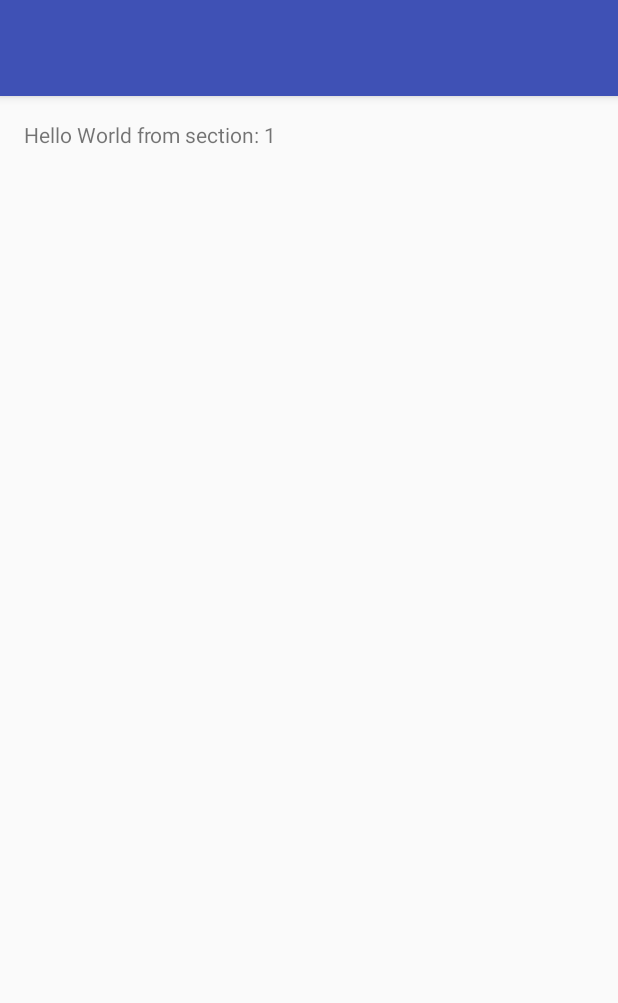
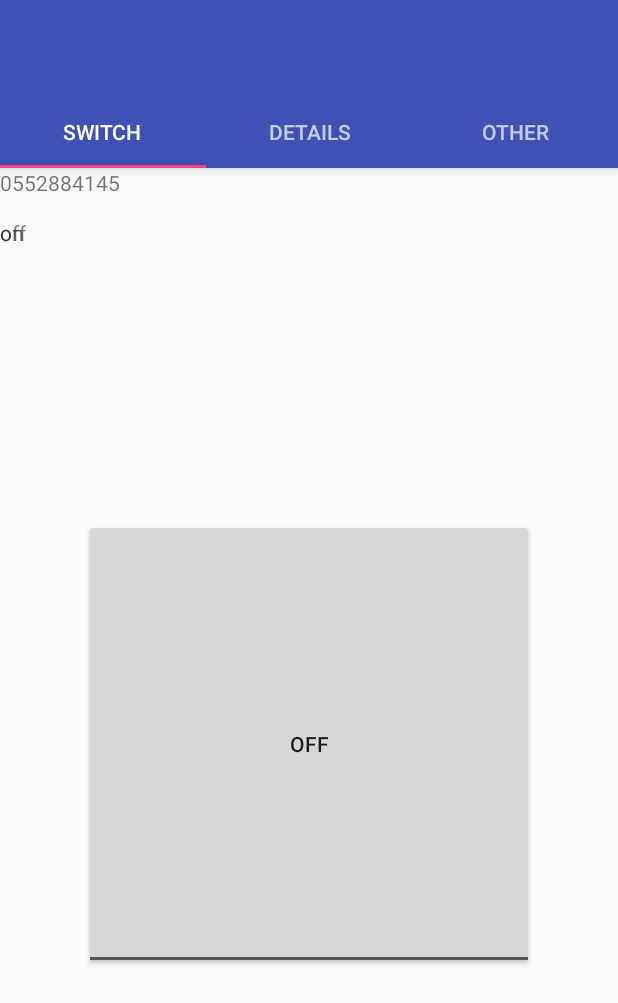
Before and after one commit to amoslarbi/PowerTR, an Android app: the Play screen opened directly, with no data from a screen before it, on a phone screen of 412 x 824 dp. Shown: the top 1003 px of the screen. Run offline under Robolectric (Android 15) with nearby library versions, the phone set to English and light mode, and no system bars.

Commit message:
this is 1.0.2

```diff
--- a/app/src/main/java/teamragnar/power/Home.java
+++ b/app/src/main/java/teamragnar/power/Home.java
@@ -168,7 +168,7 @@ public class Home extends AppCompatActivity
 
                 String food = String.valueOf(parent.getItemAtPosition(position));
                 Toast.makeText(getApplicationContext(), food, Toast.LENGTH_SHORT).show();
-                Intent StartIntent = new Intent(getApplicationContext(), Main2Activity.class);
+                Intent StartIntent = new Intent(getApplicationContext(), Play.class);
                 startActivity(StartIntent);
 
             }
--- a/app/src/main/java/teamragnar/power/Main2Activity.java
+++ b/app/src/main/java/teamragnar/power/Play.java
@@ -1,5 +1,6 @@
 package teamragnar.power;
 
+import android.support.design.widget.TabLayout;
 import android.support.design.widget.FloatingActionButton;
 import android.support.design.widget.Snackbar;
 import android.support.v7.app.AppCompatActivity;
@@ -18,7 +19,7 @@ import android.view.ViewGroup;
 
 import android.widget.TextView;
 
-public class Main2Activity extends AppCompatActivity {
+public class Play extends AppCompatActivity {
 
     /**
      * The {@link android.support.v4.view.PagerAdapter} that will provide
@@ -38,7 +39,7 @@ public class Main2Activity extends AppCompatActivity {
     @Override
     protected void onCreate(Bundle savedInstanceState) {
         super.onCreate(savedInstanceState);
-        setContentView(R.layout.activity_main2);
+        setContentView(R.layout.activity_play);
 
         Toolbar toolbar = (Toolbar) findViewById(R.id.toolbar);
         setSupportActionBar(toolbar);
@@ -50,8 +51,11 @@ public class Main2Activity extends AppCompatActivity {
         mViewPager = (ViewPager) findViewById(R.id.container);
         mViewPager.setAdapter(mSectionsPagerAdapter);
 
+        TabLayout tabLayout = (TabLayout) findViewById(R.id.tabs);
+        tabLayout.setupWithViewPager(mViewPager);
 
     }
+
 
 
     /**
@@ -82,11 +86,12 @@ public class Main2Activity extends AppCompatActivity {
         @Override
         public View onCreateView(LayoutInflater inflater, ViewGroup container,
                                  Bundle savedInstanceState) {
-            View rootView = inflater.inflate(R.layout.fragment_main2, container, false);
+            View rootView = inflater.inflate(R.layout.fragment_play, container, false);
             TextView textView = (TextView) rootView.findViewById(R.id.section_label);
             textView.setText(getString(R.string.section_format, getArguments().getInt(ARG_SECTION_NUMBER)));
             return rootView;
         }
+
     }
 
     /**
@@ -101,9 +106,23 @@ public class Main2Activity extends AppCompatActivity {
 
         @Override
         public Fragment getItem(int position) {
-            // getItem is called to instantiate the fragment for the given page.
-            // Return a PlaceholderFragment (defined as a static inner class below).
-            return PlaceholderFragment.newInstance(position + 1);
+
+            switch (position){
+                case 0:
+                    Tab1 tab1 = new Tab1();
+                    return tab1;
+
+                case 1:
+                    Tab2 tab2 = new Tab2();
+                    return tab2;
+
+                case 2:
+                Tab3 tab3 = new Tab3();
+                return tab3;
+
+            }
+            return null;
+
         }
 
         @Override
@@ -116,13 +135,15 @@ public class Main2Activity extends AppCompatActivity {
         public CharSequence getPageTitle(int position) {
             switch (position) {
                 case 0:
-                    return "SECTION 1";
+                    return "SWITCH";
                 case 1:
-                    return "SECTION 2";
+                    return "DETAILS";
                 case 2:
-                    return "SECTION 3";
+                    return "OTHER";
             }
             return null;
         }
     }
+
+
 }
--- /dev/null
+++ b/app/src/main/java/teamragnar/power/Tab2.java
@@ -0,0 +1,117 @@
+package teamragnar.power;
+
+import android.*;
+import android.Manifest;
+import android.content.ContentResolver;
+import android.content.pm.PackageManager;
+import android.database.Cursor;
+import android.net.Uri;
+import android.os.Bundle;
+import android.support.annotation.Nullable;
+import android.support.v4.app.ActivityCompat;
+import android.support.v4.app.Fragment;
+import android.support.v4.content.ContextCompat;
+import android.view.LayoutInflater;
+import android.view.View;
+import android.view.ViewGroup;
+import android.widget.ArrayAdapter;
+import android.widget.Button;
+import android.widget.ListView;
+import android.widget.Toast;
+import android.widget.ToggleButton;
+
+import java.util.ArrayList;
+
+/**
+ * Created by kh$y on 5/5/2018.
+ */
+
+public class Tab2 extends Fragment {
+
+    ListView list;
+    private static final int PERMISSIONS_REQUEST_READ_CONTACTS = 100;
+    ArrayList<String> smslist;
+    Button tbtn;
+
+    @Nullable
+    @Override
+    public View onCreateView(LayoutInflater inflater, @Nullable ViewGroup container, Bundle savedInstanceState) {
+        final View view = inflater.inflate(R.layout.tab2, container, false);
+
+        list = (ListView) view.findViewById(R.id.list);
+        tbtn = (Button) view.findViewById(R.id.tbtn);
+
+        tbtn.setOnClickListener(new View.OnClickListener() {
+            @Override
+            public void onClick(View v) {
+
+        //Method to start the service
+        int permissionCheck = ContextCompat.checkSelfPermission(getActivity(), Manifest.permission.READ_SMS);
+
+        if (permissionCheck == PackageManager.PERMISSION_GRANTED) {
+            //Name of method for calling Message
+            showContacts();
+
+        } else {
+            ActivityCompat.requestPermissions(getActivity(), new String[]{Manifest.permission.READ_SMS},
+                    PERMISSIONS_REQUEST_READ_CONTACTS);
+
+        }
+
+
+            }
+        });
+        return view;
+
+    }
+
+
+
+
+    @Override
+    public void onRequestPermissionsResult(int requestCode, String[] permissions,int [] grantResults){
+        if (requestCode == PERMISSIONS_REQUEST_READ_CONTACTS) {
+            if (grantResults[0] == PackageManager.PERMISSION_GRANTED) {
+                //permission is granted
+                showContacts();
+
+            } else {
+                Toast.makeText(getActivity(), "Until you grant the permission, we cannot display the names", Toast.LENGTH_LONG).show();
+
+            }
+        }
+    }
+
+    public void showContacts(){
+        //Create Inbox box URI
+        Uri inboxURI = Uri.parse("content://sms/inbox");
+        smslist = new ArrayList<String>();
+        //Get Content Resolver object, which will deal with content provider
+        ContentResolver cr = getActivity().getContentResolver();
+
+        //Fetch Inbox SMS Message from Built-in content provider
+        Cursor c = cr.query(inboxURI, null, null, null, null);
+        while (c.moveToNext()){
+            String Number = c.getString(c.getColumnIndexOrThrow("address")).toString();
+            String Body = c.getString(c.getColumnIndexOrThrow("body")).toString();
+
+            smslist.add("Number: " + Number + "\n" + "Body: " + Body);
+
+//            if (Number == "Number: +233246128810") {
+//                smslist.add("Number: " + Number + "\n" + "Body: " + Body);
+//            }else{
+//                Toast.makeText(getActivity(), "kpa to kpa sekerenken", Toast.LENGTH_SHORT).show();
+//
+//            }
+
+
+        }
+        c.close();
+        ArrayAdapter<String> adapter = new ArrayAdapter<String>(getActivity(), android.R.layout.simple_list_item_1, smslist);
+        list.setAdapter(adapter);
+
+    }
+
+
+
+}
--- a/app/src/main/res/layout/activity_main2.xml
+++ b/app/src/main/res/layout/activity_play.xml
@@ -6,7 +6,7 @@
     android:layout_width="match_parent"
     android:layout_height="match_parent"
     android:fitsSystemWindows="true"
-    tools:context="teamragnar.power.Main2Activity">
+    tools:context="teamragnar.power.Play">
 
     <android.support.design.widget.AppBarLayout
         android:id="@+id/appbar"
@@ -25,6 +25,11 @@
 
         </android.support.v7.widget.Toolbar>
 
+        <android.support.design.widget.TabLayout
+            android:id="@+id/tabs"
+            android:layout_width="match_parent"
+            android:layout_height="wrap_content" />
+
     </android.support.design.widget.AppBarLayout>
 
     <android.support.v4.view.ViewPager
--- /dev/null
+++ b/app/src/main/res/layout/tab1.xml
@@ -0,0 +1,39 @@
+<?xml version="1.0" encoding="utf-8"?>
+<RelativeLayout
+    xmlns:android="http://schemas.android.com/apk/res/android"
+    android:layout_width="match_parent" android:layout_height="match_parent">
+
+    <ToggleButton
+        android:id="@+id/tbtn"
+        android:layout_width="300dp"
+        android:layout_height="300dp"
+        android:layout_centerHorizontal="true"
+        android:layout_centerVertical="true"
+        />
+
+    <TextView
+        android:id="@+id/num"
+        android:layout_width="wrap_content"
+        android:layout_height="wrap_content"
+        android:layout_alignParentStart="true"
+        android:layout_alignParentTop="true"
+        android:text="0552884145" />
+
+    <TextView
+        android:id="@+id/msg"
+        android:layout_width="wrap_content"
+        android:layout_height="wrap_content"
+        android:layout_alignParentStart="true"
+        android:layout_marginTop="33dp"
+        android:text="on" />
+
+    <TextView
+        android:id="@+id/msgoff"
+        android:layout_width="wrap_content"
+        android:layout_height="wrap_content"
+        android:layout_alignParentStart="true"
+        android:layout_marginTop="33dp"
+        android:text="off" />
+
+
+</RelativeLayout>
--- a/app/src/main/res/values/strings.xml
+++ b/app/src/main/res/values/strings.xml
@@ -10,6 +10,7 @@
     <string name="action_settings">Settings</string>
     <string name="title_activity_main2"></string>
     <string name="section_format">Hello World from section: %1$d</string>
+    <string name="title_activity_play"></string>
 
 
 </resources>
```
Also changed, not shown: app/src/main/AndroidManifest.xml (+7 -10 lines), app/src/main/java/teamragnar/power/Tab1.java (added, +152 -0 lines), app/src/main/java/teamragnar/power/Tab3.java (added, +21 -0 lines), app/src/main/res/layout/customlayout.xml (deleted, +0 -30 lines), app/src/main/res/layout/fragment_play.xml (added, +16 -0 lines), app/src/main/res/layout/tab2.xml (added, +25 -0 lines), app/src/main/res/layout/tab3.xml (added, +14 -0 lines).
